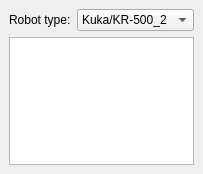
berndhahnebach/All_FreeCAD, file src/Mod/Robot/Gui/TaskRobot6Axis.ui: the form before one commit.
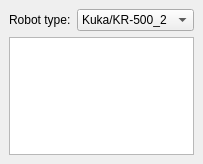
The form after the commit.

Patch:
```diff
--- a/src/Mod/Robot/Gui/TaskRobot6Axis.ui
+++ b/src/Mod/Robot/Gui/TaskRobot6Axis.ui
@@ -3,33 +3,33 @@
  <comment></comment>
  <exportmacro></exportmacro>
  <class>RobotGui::TaskRobot6Axis</class>
- <widget class="QWidget" name="RobotGui::TaskRobot6Axis" >
-  <property name="geometry" >
+ <widget class="QWidget" name="RobotGui::TaskRobot6Axis">
+  <property name="geometry">
    <rect>
     <x>0</x>
     <y>0</y>
     <width>193</width>
-    <height>174</height>
+    <height>164</height>
    </rect>
   </property>
   <property name="windowTitle" >
    <string>Form</string>
   </property>
-  <layout class="QVBoxLayout" >
-   <property name="margin" >
-    <number>9</number>
-   </property>
-   <property name="spacing" >
+  <layout class="QVBoxLayout">
+   <property name="spacing">
     <number>6</number>
    </property>
+   <property name="margin">
+    <number>9</number>
+   </property>
    <item>
-    <layout class="QHBoxLayout" >
-     <property name="margin" >
-      <number>0</number>
-     </property>
-     <property name="spacing" >
+    <layout class="QHBoxLayout">
+     <property name="spacing">
       <number>6</number>
      </property>
+     <property name="margin">
+      <number>0</number>
+     </property>
      <item>
       <widget class="QLabel" name="textLabel1" >
        <property name="text" >
@@ -49,7 +49,14 @@
     </layout>
    </item>
    <item>
-    <widget class="QTextEdit" name="textRobotMessages" />
+    <widget class="QTextEdit" name="textRobotMessages">
+     <property name="sizePolicy">
+      <sizepolicy hsizetype="Expanding" vsizetype="Preferred">
+       <horstretch>0</horstretch>
+       <verstretch>0</verstretch>
+      </sizepolicy>
+     </property>
+    </widget>
    </item>
   </layout>
  </widget>
```
Left out of the diff: 17 changed lines with no effect on the pictures.
